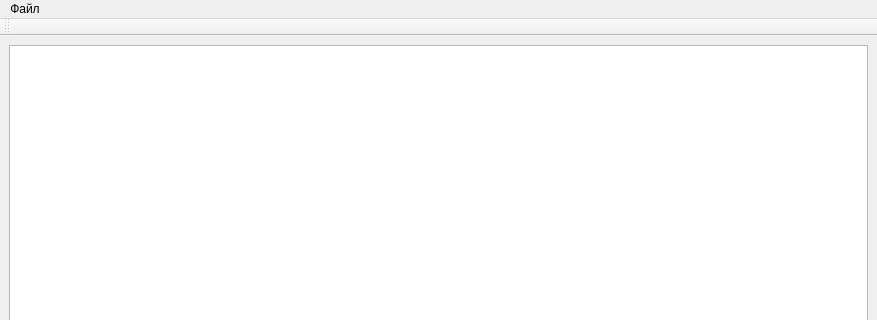
The window that MyTextEditor/mainwindow.ui (Mr-Morgan/Qt) describes before a commit, drawn with Qt 5; both pictures show x 0 to 877 and y 0 to 320 of the 877 by 662 pixel window.
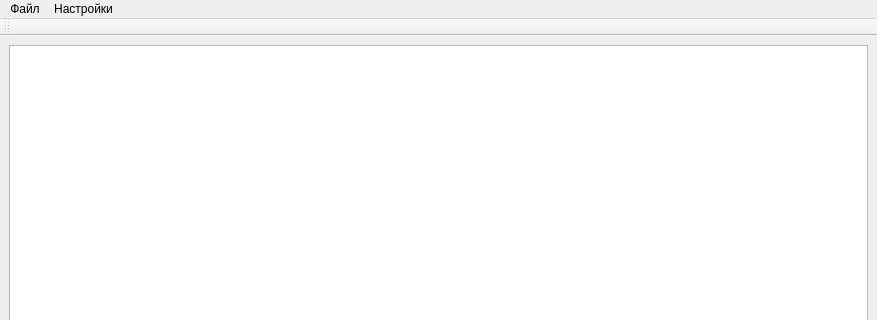
The same window after the commit. Icons and pictures are not drawn. Custom widgets are drawn as their Qt base class.

What changed in the file:
```diff
--- a/MyTextEditor/mainwindow.ui
+++ b/MyTextEditor/mainwindow.ui
@@ -54,6 +54,12 @@
      <height>22</height>
     </rect>
    </property>
+   <property name="sizePolicy">
+    <sizepolicy hsizetype="MinimumExpanding" vsizetype="Minimum">
+     <horstretch>0</horstretch>
+     <verstretch>0</verstretch>
+    </sizepolicy>
+   </property>
    <property name="nativeMenuBar">
     <bool>false</bool>
    </property>
@@ -75,7 +81,13 @@
     <addaction name="menu"/>
     <addaction name="save"/>
    </widget>
+   <widget class="QMenu" name="settings">
+    <property name="title">
+     <string>Настройки</string>
+    </property>
+   </widget>
    <addaction name="file"/>
+   <addaction name="settings"/>
   </widget>
   <widget class="QStatusBar" name="statusbar"/>
   <widget class="QToolBar" name="toolBar">
```
Left out of the diff: 50 changed lines with no effect on the pictures.
